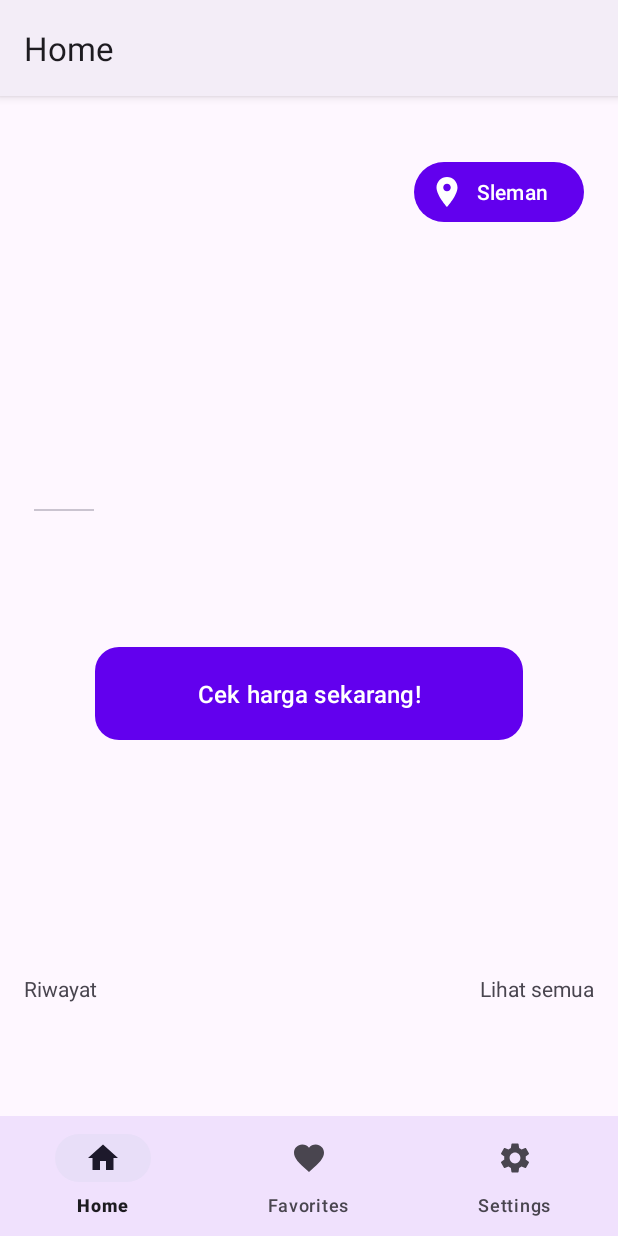
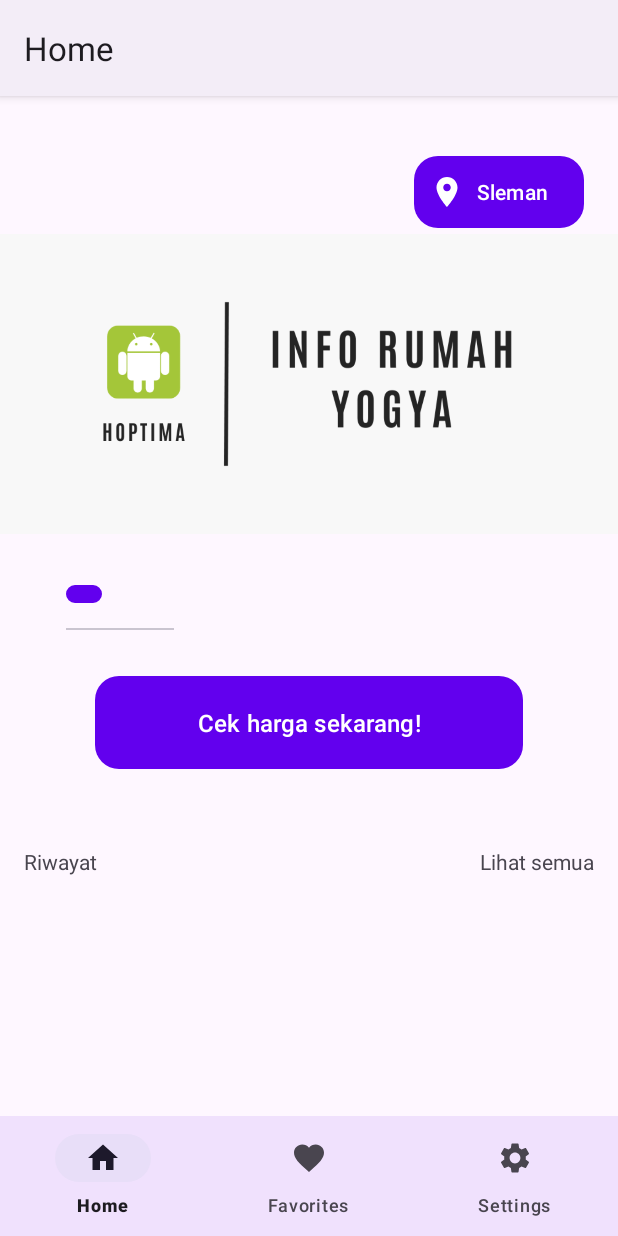
Before and after one commit to Hoptima/android, an Android app: the screen it shows after launch (MainActivity), on a phone screen of 412 x 824 dp. Run offline under Robolectric (Android 15) with nearby library versions, the phone set to English and light mode, and no system bars; our stand-ins replace navigation-ui.

Commit message:
menyempurnakan fragment home

```diff
--- a/app/src/main/java/id/hoptima/ui/home/HomeFragment.kt
+++ b/app/src/main/java/id/hoptima/ui/home/HomeFragment.kt
@@ -5,7 +5,13 @@ import android.view.LayoutInflater
 import android.view.View
 import android.view.ViewGroup
 import androidx.fragment.app.Fragment
+import androidx.viewpager2.widget.ViewPager2
+import com.google.android.material.tabs.TabLayout
+import com.google.android.material.tabs.TabLayoutMediator
+import id.hoptima.R
 import id.hoptima.databinding.FragmentHomeBinding
+import id.hoptima.viewpager.ImagePagerAdapter
+import kotlin.math.abs
 
 class HomeFragment : Fragment() {
     private var _binding: FragmentHomeBinding? = null
@@ -17,6 +23,27 @@ class HomeFragment : Fragment() {
         savedInstanceState: Bundle?
     ): View {
         _binding = FragmentHomeBinding.inflate(inflater, container, false)
+
+        val images = listOf(
+            R.drawable.image1,
+            R.drawable.image2,
+            R.drawable.image3,
+        )
+
+        val viewPager: ViewPager2 = binding.viewPager
+        viewPager.adapter = ImagePagerAdapter(images)
+        viewPager.setPageTransformer { page, position ->
+            page.alpha = 0.5f + (1 - abs(position)) * 0.5f
+            page.scaleY = 0.85f + (1 - abs(position)) * 0.15f
+        }
+
+
+        val tabLayout: TabLayout = binding.tabLayout
+        TabLayoutMediator(tabLayout, viewPager) { tab, position ->
+
+        }.attach()
+
+
         return binding.root
     }
 
--- a/app/src/main/java/id/hoptima/ui/main/MainActivity.kt
+++ b/app/src/main/java/id/hoptima/ui/main/MainActivity.kt
@@ -16,7 +16,6 @@ class MainActivity : AppCompatActivity() {
 
     override fun onCreate(savedInstanceState: Bundle?) {
         super.onCreate(savedInstanceState)
-
         binding = ActivityMainBinding.inflate(layoutInflater)
         setContentView(binding.root)
         initNavigation()
--- /dev/null
+++ b/app/src/main/java/id/hoptima/viewpager/ImagePageAdapter.kt
@@ -0,0 +1,28 @@
+package id.hoptima.viewpager
+
+import android.view.LayoutInflater
+import android.view.View
+import android.view.ViewGroup
+import android.widget.ImageView
+import androidx.recyclerview.widget.RecyclerView
+import id.hoptima.R
+
+class ImagePagerAdapter(private val images: List<Int>) : RecyclerView.Adapter<ImagePagerAdapter.ImageViewHolder>() {
+
+    class ImageViewHolder(itemView: View) : RecyclerView.ViewHolder(itemView) {
+        val imageView: ImageView = itemView.findViewById(R.id.imageView)
+    }
+
+    override fun onCreateViewHolder(parent: ViewGroup, viewType: Int): ImageViewHolder {
+        val view = LayoutInflater.from(parent.context).inflate(R.layout.item_image, parent, false)
+        return ImageViewHolder(view)
+    }
+
+    override fun onBindViewHolder(holder: ImageViewHolder, position: Int) {
+        holder.imageView.setImageResource(images[position])
+    }
+
+    override fun getItemCount(): Int {
+        return images.size
+    }
+}
--- a/app/src/main/java/id/hoptima/viewpager/ViewPagerAdapter.kt
+++ /dev/null
@@ -1,21 +0,0 @@
-package id.hoptima.viewpager
-
-import androidx.fragment.app.Fragment
-import androidx.fragment.app.FragmentActivity
-import androidx.viewpager2.adapter.FragmentStateAdapter
-
-class ViewPagerAdapter(fragmentActivity: FragmentActivity) : FragmentStateAdapter(fragmentActivity) {
-    override fun getItemCount(): Int {
-        return 5
-    }
-
-    override fun createFragment(position: Int): Fragment {
-        return when (position){
-            0 -> PageFragment1()
-            1 -> PageFragment2()
-            2 -> PageFragment3()
-            3 -> PageFragment4()
-            else -> PageFragment5()
-        }
-    }
-}
--- a/app/src/main/res/drawable/rounded_background.xml
+++ b/app/src/main/res/drawable/rounded_background.xml
@@ -1,5 +1,5 @@
 <?xml version="1.0" encoding="utf-8"?>
 <shape xmlns:android="http://schemas.android.com/apk/res/android">
-    <solid android:color="#6200EE"/> <!-- Ganti dengan warna yang diinginkan -->
+    <solid android:color="@color/purple_700"/> <!-- Ganti dengan warna yang diinginkan -->
     <corners android:radius="16dp"/> <!-- Radius sudut untuk membuat sudut membulat -->
 </shape>
--- a/app/src/main/res/drawable/rounded_image.xml
+++ b/app/src/main/res/drawable/rounded_image.xml
@@ -1,4 +1,3 @@
-<?xml version="1.0" encoding="utf-8"?>
 <?xml version="1.0" encoding="utf-8"?>
 <layer-list xmlns:android="http://schemas.android.com/apk/res/android">
     <item>
--- /dev/null
+++ b/app/src/main/res/drawable/tab_indicator.xml
@@ -0,0 +1,11 @@
+<?xml version="1.0" encoding="utf-8"?>
+<shape xmlns:android="http://schemas.android.com/apk/res/android">
+    <solid android:color="@color/purple_700" /> <!-- Warna indikator (ungu pada gambar) -->
+    <corners android:radius="50dp" /> <!-- Membuat bentuk lingkaran -->
+    <size
+        android:width="12dp"
+        android:height="12dp" /> <!-- Ukuran indikator -->
+    <stroke
+        android:width="2dp"
+        android:color="@color/design_default_color_surface" /> <!-- Warna garis tepi -->
+</shape>
--- a/app/src/main/res/layout/fragment_home.xml
+++ b/app/src/main/res/layout/fragment_home.xml
@@ -6,7 +6,6 @@
     android:layout_height="match_parent"
     android:foregroundGravity="center_vertical"
     tools:context=".ui.home.HomeFragment">
-
 
     <Button
         android:id="@+id/button"
@@ -18,12 +17,14 @@
         android:paddingStart="10dp"
         android:text="Sleman"
         app:layout_constraintStart_toStartOf="parent"
+        android:background="@drawable/rounded_background"
+
         app:layout_constraintTop_toTopOf="parent" />
 
     <androidx.viewpager2.widget.ViewPager2
         android:id="@+id/viewPager"
         android:layout_width="match_parent"
-        android:layout_height="143dp"
+        android:layout_height="200dp"
         android:layout_marginTop="4dp"
         app:layout_constraintEnd_toEndOf="parent"
         app:layout_constraintHorizontal_bias="0.0"
@@ -33,65 +34,75 @@
 
     <com.google.android.material.tabs.TabLayout
         android:id="@+id/tabLayout"
-        android:layout_width="40dp"
-        android:layout_height="29dp"
-        android:layout_marginTop="12dp"
+        android:layout_width="wrap_content"
+        android:layout_height="wrap_content"
+        android:layout_marginTop="8dp"
         app:layout_constraintEnd_toEndOf="parent"
-        app:layout_constraintHorizontal_bias="0.061"
+        app:layout_constraintHorizontal_bias="0.09"
         app:layout_constraintStart_toStartOf="parent"
-        app:layout_constraintTop_toBottomOf="@id/viewPager" />
+        app:layout_constraintTop_toBottomOf="@id/viewPager"
+        app:tabIndicator="@drawable/tab_indicator"
+        app:tabIndicatorFullWidth="false"
+        app:tabIndicatorGravity="center"
+        app:tabSelectedTextColor="#FF0000"
+        app:tabTextColor="#CCCCCC"
+        android:layout_margin="16dp"/>
 
     <Button
         android:id="@+id/buttonn"
         android:layout_width="285dp"
         android:layout_height="wrap_content"
+        android:layout_gravity="center_horizontal"
+        android:layout_marginTop="16dp"
         android:background="@drawable/rounded_background"
+        android:elevation="4dp"
+        android:gravity="center"
         android:padding="16dp"
-        android:elevation="4dp"
-        android:layout_gravity="center_horizontal"
         android:text="Cek harga sekarang!"
+        android:textColor="#FFFFFF"
         android:textSize="16sp"
-        android:textColor="#FFFFFF"
-        android:gravity="center"
-        android:layout_marginTop="16dp"
         app:layout_constraintBottom_toBottomOf="parent"
         app:layout_constraintEnd_toEndOf="parent"
         app:layout_constraintStart_toStartOf="parent"
         app:layout_constraintTop_toBottomOf="@+id/tabLayout"
-        app:layout_constraintVertical_bias="0.185" />
+        app:layout_constraintVertical_bias="0.045" />
 
     <androidx.constraintlayout.widget.ConstraintLayout
         android:layout_width="match_parent"
         android:layout_height="wrap_content"
         android:orientation="vertical"
+        app:layout_constraintBottom_toBottomOf="parent"
         app:layout_constraintTop_toBottomOf="@+id/buttonn"
-        app:layout_constraintBottom_toBottomOf="parent">
+        app:layout_constraintVertical_bias="0.138"
+        tools:layout_editor_absoluteX="0dp">
+
         <androidx.constraintlayout.widget.ConstraintLayout
+            android:id="@+id/keterangan"
             android:layout_width="match_parent"
             android:layout_height="wrap_content"
             android:orientation="horizontal"
-            android:id="@+id/keterangan"
-            app:layout_constraintTop_toTopOf="parent"
-            app:layout_constraintBottom_toBottomOf="parent">
+            app:layout_constraintBottom_toBottomOf="parent"
+            app:layout_constraintTop_toTopOf="parent">
+
             <TextView
                 android:id="@+id/textViewRiwayat"
                 android:layout_width="wrap_content"
                 android:layout_height="wrap_content"
+                android:layout_marginStart="16dp"
                 android:text="Riwayat"
-                android:layout_marginStart="16dp"
+                app:layout_constraintBottom_toBottomOf="parent"
                 app:layout_constraintStart_toStartOf="parent"
-                app:layout_constraintTop_toTopOf="parent"
-                app:layout_constraintBottom_toBottomOf="parent"/>
+                app:layout_constraintTop_toTopOf="parent" />
 
             <TextView
                 android:id="@+id/textViewLihatSemua"
                 android:layout_width="wrap_content"
                 android:layout_height="wrap_content"
+                android:layout_marginEnd="16dp"
                 android:text="Lihat semua"
-                android:layout_marginEnd="16dp"
+                app:layout_constraintBottom_toBottomOf="parent"
                 app:layout_constraintEnd_toEndOf="parent"
-                app:layout_constraintTop_toTopOf="parent"
-                app:layout_constraintBottom_toBottomOf="parent"/>
+                app:layout_constraintTop_toTopOf="parent" />
 
         </androidx.constraintlayout.widget.ConstraintLayout>
 
@@ -101,13 +112,11 @@
             android:layout_height="wrap_content"
             android:layout_marginTop="8dp"
             android:layout_marginBottom="8dp"
+            android:orientation="horizontal"
             app:layoutManager="androidx.recyclerview.widget.LinearLayoutManager"
-            app:layout_constraintTop_toBottomOf="@+id/keterangan"
             app:layout_constraintBottom_toBottomOf="parent"
-            android:orientation="horizontal"/>
+            app:layout_constraintTop_toBottomOf="@+id/keterangan" />
 
     </androidx.constraintlayout.widget.ConstraintLayout>
 
-
-
 </androidx.constraintlayout.widget.ConstraintLayout>
--- /dev/null
+++ b/app/src/main/res/layout/item_image.xml
@@ -0,0 +1,12 @@
+<?xml version="1.0" encoding="utf-8"?>
+<FrameLayout xmlns:android="http://schemas.android.com/apk/res/android"
+    android:layout_width="match_parent"
+    android:layout_height="match_parent">
+
+    <ImageView
+        android:id="@+id/imageView"
+        android:layout_width="match_parent"
+        android:layout_height="match_parent"
+        android:scaleType="centerCrop"
+        android:src="@drawable/ic_launcher_background" />
+</FrameLayout>
```
Also changed, not shown: app/src/main/res/drawable/image1.png (added), app/src/main/res/drawable/image2.png (added), app/src/main/res/drawable/image3.png (added).
